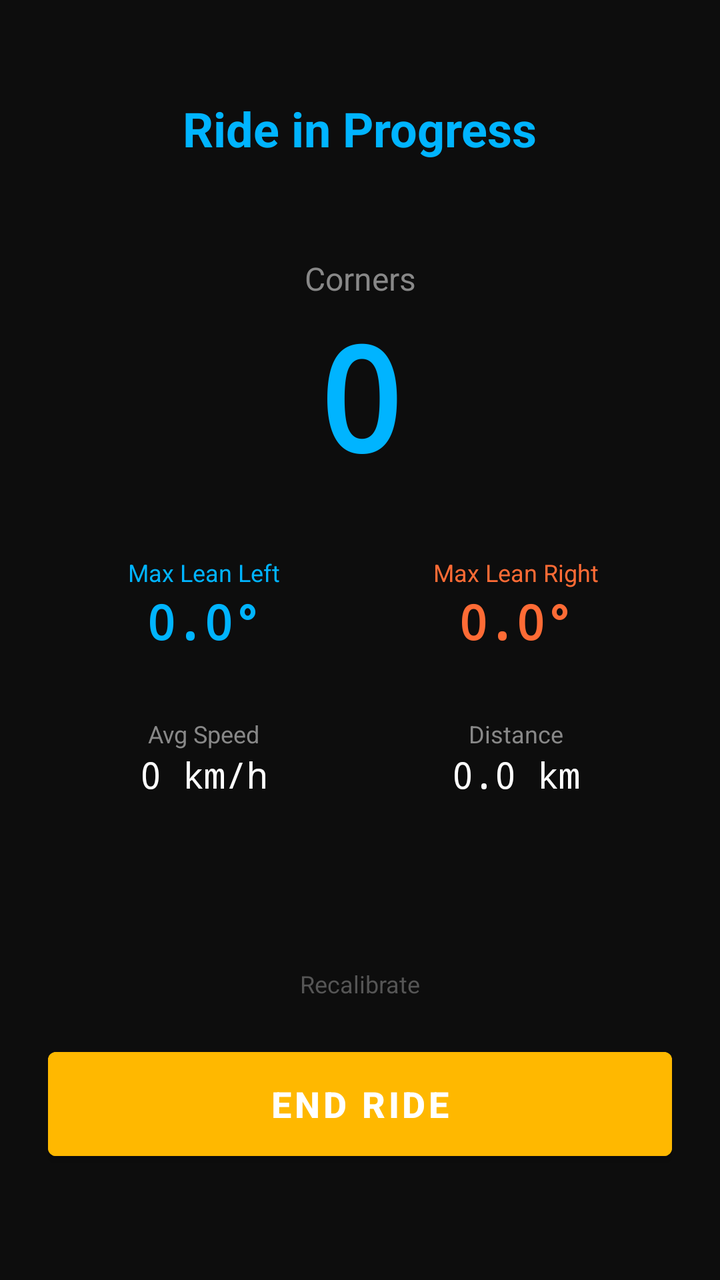
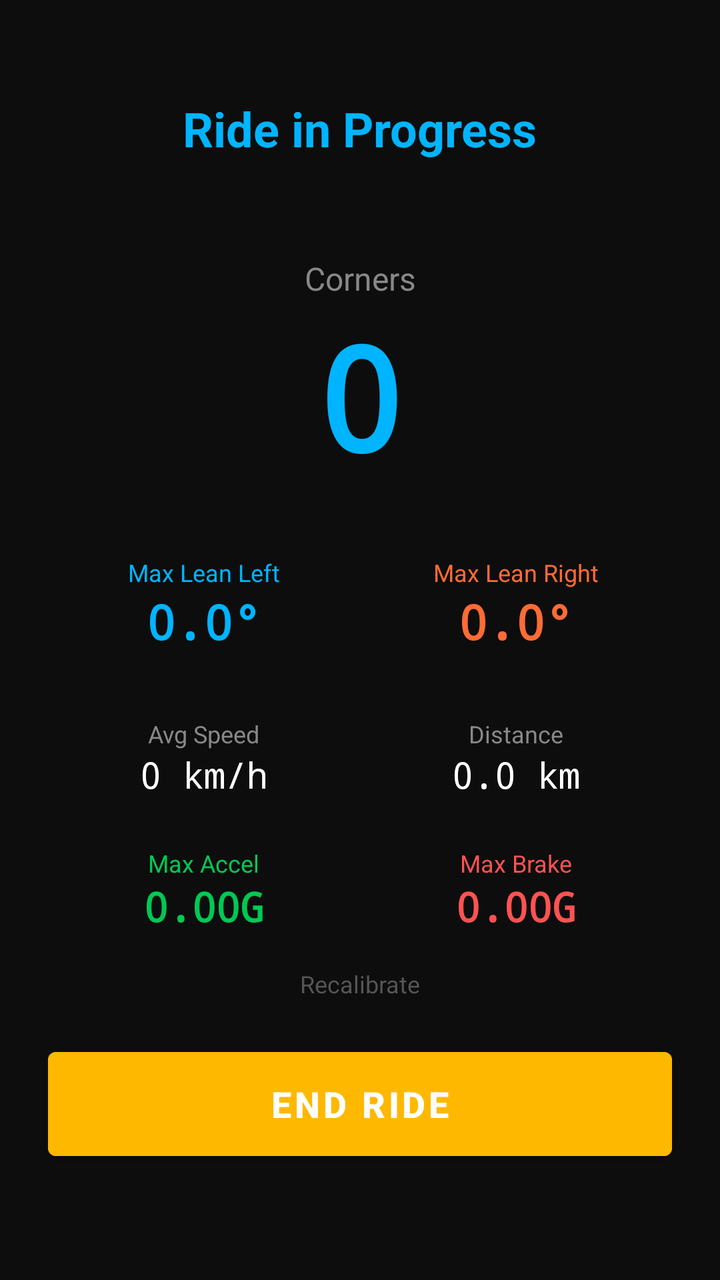

Two renders of the same Android screen: before a commit and after it. Below are the layout's source before the change and the commit's diff.
<!-- AndroidManifest.xml: application theme Theme.TwistCounter -->
<!-- res/layout/fragment_ride_in_progress.xml -->
<?xml version="1.0" encoding="utf-8"?>
<androidx.constraintlayout.widget.ConstraintLayout
    xmlns:android="http://schemas.android.com/apk/res/android"
    xmlns:app="http://schemas.android.com/apk/res-auto"
    android:layout_width="match_parent"
    android:layout_height="match_parent"
    android:background="@color/background"
    android:padding="24dp">

    
    <TextView
        android:id="@+id/rideInProgressTitle"
        android:layout_width="wrap_content"
        android:layout_height="wrap_content"
        android:text="@string/ride_in_progress"
        android:textColor="@color/primary"
        android:textSize="24sp"
        android:textStyle="bold"
        app:layout_constraintTop_toTopOf="parent"
        app:layout_constraintStart_toStartOf="parent"
        app:layout_constraintEnd_toEndOf="parent"
        android:layout_marginTop="24dp" />

    
    <TextView
        android:id="@+id/cornerCountLabel"
        android:layout_width="wrap_content"
        android:layout_height="wrap_content"
        android:text="@string/corners"
        android:textColor="@color/text_secondary"
        android:textSize="16sp"
        app:layout_constraintTop_toBottomOf="@id/rideInProgressTitle"
        app:layout_constraintStart_toStartOf="parent"
        app:layout_constraintEnd_toEndOf="parent"
        android:layout_marginTop="48dp" />

    <TextView
        android:id="@+id/cornerCountValue"
        android:layout_width="wrap_content"
        android:layout_height="wrap_content"
        android:text="0"
        android:textColor="@color/primary"
        android:textSize="72sp"
        android:textStyle="bold"
        android:fontFamily="monospace"
        app:layout_constraintTop_toBottomOf="@id/cornerCountLabel"
        app:layout_constraintStart_toStartOf="parent"
        app:layout_constraintEnd_toEndOf="parent" />

    
    <LinearLayout
        android:id="@+id/leanIndicators"
        android:layout_width="0dp"
        android:layout_height="wrap_content"
        android:orientation="horizontal"
        android:gravity="center"
        app:layout_constraintTop_toBottomOf="@id/cornerCountValue"
        app:layout_constraintStart_toStartOf="parent"
        app:layout_constraintEnd_toEndOf="parent"
        android:layout_marginTop="32dp">

        
        <LinearLayout
            android:layout_width="0dp"
            android:layout_height="wrap_content"
            android:layout_weight="1"
            android:orientation="vertical"
            android:gravity="center">
            
            <TextView
                android:layout_width="wrap_content"
                android:layout_height="wrap_content"
                android:text="@string/max_lean_left"
                android:textColor="@color/lean_left"
                android:textSize="12sp" />
            
            <TextView
                android:id="@+id/maxLeanLeft"
                android:layout_width="wrap_content"
                android:layout_height="wrap_content"
                android:text="0.0°"
                android:textColor="@color/lean_left"
                android:textSize="24sp"
                android:textStyle="bold"
                android:fontFamily="monospace" />
        </LinearLayout>

        
        <LinearLayout
            android:layout_width="0dp"
            android:layout_height="wrap_content"
            android:layout_weight="1"
            android:orientation="vertical"
            android:gravity="center">
            
            <TextView
                android:layout_width="wrap_content"
                android:layout_height="wrap_content"
                android:text="@string/max_lean_right"
                android:textColor="@color/lean_right"
                android:textSize="12sp" />
            
            <TextView
                android:id="@+id/maxLeanRight"
                android:layout_width="wrap_content"
                android:layout_height="wrap_content"
                android:text="0.0°"
                android:textColor="@color/lean_right"
                android:textSize="24sp"
                android:textStyle="bold"
                android:fontFamily="monospace" />
        </LinearLayout>
    </LinearLayout>

    
    <LinearLayout
        android:id="@+id/speedDistanceRow"
        android:layout_width="0dp"
        android:layout_height="wrap_content"
        android:orientation="horizontal"
        android:gravity="center"
        app:layout_constraintTop_toBottomOf="@id/leanIndicators"
        app:layout_constraintStart_toStartOf="parent"
        app:layout_constraintEnd_toEndOf="parent"
        android:layout_marginTop="32dp">

        <LinearLayout
            android:layout_width="0dp"
            android:layout_height="wrap_content"
            android:layout_weight="1"
            android:orientation="vertical"
            android:gravity="center">
            
            <TextView
                android:layout_width="wrap_content"
                android:layout_height="wrap_content"
                android:text="@string/avg_speed"
                android:textColor="@color/text_secondary"
                android:textSize="12sp" />
            
            <TextView
                android:id="@+id/currentSpeed"
                android:layout_width="wrap_content"
                android:layout_height="wrap_content"
                android:text="0 km/h"
                android:textColor="@color/text_primary"
                android:textSize="18sp"
                android:fontFamily="monospace" />
        </LinearLayout>

        <LinearLayout
            android:layout_width="0dp"
            android:layout_height="wrap_content"
            android:layout_weight="1"
            android:orientation="vertical"
            android:gravity="center">
            
            <TextView
                android:layout_width="wrap_content"
                android:layout_height="wrap_content"
                android:text="@string/distance"
                android:textColor="@color/text_secondary"
                android:textSize="12sp" />
            
            <TextView
                android:id="@+id/distance"
                android:layout_width="wrap_content"
                android:layout_height="wrap_content"
                android:text="0.0 km"
                android:textColor="@color/text_primary"
                android:textSize="18sp"
                android:fontFamily="monospace" />
        </LinearLayout>
    </LinearLayout>

    
    <TextView
        android:id="@+id/recalibrateButton"
        android:layout_width="wrap_content"
        android:layout_height="wrap_content"
        android:text="Recalibrate"
        android:textColor="#555555"
        android:textSize="12sp"
        android:padding="12dp"
        app:layout_constraintBottom_toTopOf="@id/endRideButton"
        app:layout_constraintStart_toStartOf="parent"
        app:layout_constraintEnd_toEndOf="parent"
        android:layout_marginBottom="8dp" />

    
    <Button
        android:id="@+id/endRideButton"
        android:layout_width="0dp"
        android:layout_height="64dp"
        android:text="@string/end_ride"
        android:textSize="18sp"
        android:textStyle="bold"
        android:backgroundTint="@color/secondary"
        app:layout_constraintBottom_toBottomOf="parent"
        app:layout_constraintStart_toStartOf="parent"
        app:layout_constraintEnd_toEndOf="parent"
        android:layout_marginBottom="32dp" />

</androidx.constraintlayout.widget.ConstraintLayout>
<!-- resources referenced by this layout -->
<resources>
  <color name="background">#0D0D0D</color>
  <color name="lean_left">#00B4FF</color>
  <color name="lean_right">#FF6B35</color>
  <color name="primary">#00B4FF</color>
  <color name="secondary">#FFB800</color>
  <color name="text_primary">#FFFFFF</color>
  <color name="text_secondary">#888888</color>
  <string name="avg_speed">Avg Speed</string>
  <string name="corners">Corners</string>
  <string name="distance">Distance</string>
  <string name="end_ride">End Ride</string>
  <string name="max_lean_left">Max Lean Left</string>
  <string name="max_lean_right">Max Lean Right</string>
  <string name="ride_in_progress">Ride in Progress</string>
  <style name="Theme.TwistCounter" parent="Theme.MaterialComponents.DayNight.NoActionBar">
          
          <item name="colorPrimary">@color/primary</item>
          <item name="colorPrimaryVariant">@color/primary_variant</item>
          <item name="colorSecondary">@color/secondary</item>
          <item name="colorSecondaryVariant">@color/secondary_variant</item>
          
          
          <item name="android:colorBackground">@color/background</item>
          <item name="backgroundColor">@color/background</item>
          
          
          <item name="android:statusBarColor">@color/background</item>
          <item name="android:windowLightStatusBar">false</item>
          
          
          <item name="android:navigationBarColor">@color/background</item>
          
          
          <item name="android:textColorPrimary">@color/text_primary</item>
          <item name="android:textColorSecondary">@color/text_secondary</item>
          
          
          <item name="buttonStyle">@style/Widget.TwistCounter.Button</item>
      </style>
  <color name="primary_variant">#0091CC</color>
  <color name="secondary_variant">#CC9300</color>
  <style name="Widget.TwistCounter.Button" parent="Widget.MaterialComponents.Button">
          <item name="android:textColor">@color/text_primary</item>
          <item name="backgroundTint">@color/primary</item>
          <item name="cornerRadius">8dp</item>
      </style>
</resources>

<!-- the commit's change to res/layout/fragment_ride_in_progress.xml (unified diff, before → after) -->
@@ -174,6 +174,69 @@
     </LinearLayout>
 
     
+    <LinearLayout
+        android:id="@+id/accelBrakeRow"
+        android:layout_width="0dp"
+        android:layout_height="wrap_content"
+        android:orientation="horizontal"
+        android:gravity="center"
+        app:layout_constraintTop_toBottomOf="@id/speedDistanceRow"
+        app:layout_constraintStart_toStartOf="parent"
+        app:layout_constraintEnd_toEndOf="parent"
+        android:layout_marginTop="24dp">
+
+        <LinearLayout
+            android:layout_width="0dp"
+            android:layout_height="wrap_content"
+            android:layout_weight="1"
+            android:orientation="vertical"
+            android:gravity="center">
+            
+            <TextView
+                android:layout_width="wrap_content"
+                android:layout_height="wrap_content"
+                android:text="Max Accel"
+                android:textColor="@color/accel_green"
+                android:textSize="12sp" />
+            
+            <TextView
+                android:id="@+id/maxAccelG"
+                android:layout_width="wrap_content"
+                android:layout_height="wrap_content"
+                android:text="0.00G"
+                android:textColor="@color/accel_green"
+                android:textSize="20sp"
+                android:textStyle="bold"
+                android:fontFamily="monospace" />
+        </LinearLayout>
+
+        <LinearLayout
+            android:layout_width="0dp"
+            android:layout_height="wrap_content"
+            android:layout_weight="1"
+            android:orientation="vertical"
+            android:gravity="center">
+            
+            <TextView
+                android:layout_width="wrap_content"
+                android:layout_height="wrap_content"
+                android:text="Max Brake"
+                android:textColor="@color/brake_red"
+                android:textSize="12sp" />
+            
+            <TextView
+                android:id="@+id/maxBrakeG"
+                android:layout_width="wrap_content"
+                android:layout_height="wrap_content"
+                android:text="0.00G"
+                android:textColor="@color/brake_red"
+                android:textSize="20sp"
+                android:textStyle="bold"
+                android:fontFamily="monospace" />
+        </LinearLayout>
+    </LinearLayout>
+
+    
     <TextView
         android:id="@+id/recalibrateButton"
         android:layout_width="wrap_content"
<!-- resource entries referenced after the edit -->
@@ -1,6 +1,8 @@
 <!-- resources referenced by this layout -->
 <resources>
+  <color name="accel_green">#00C853</color>
   <color name="background">#0D0D0D</color>
+  <color name="brake_red">#FF5252</color>
   <color name="lean_left">#00B4FF</color>
   <color name="lean_right">#FF6B35</color>
   <color name="primary">#00B4FF</color>
